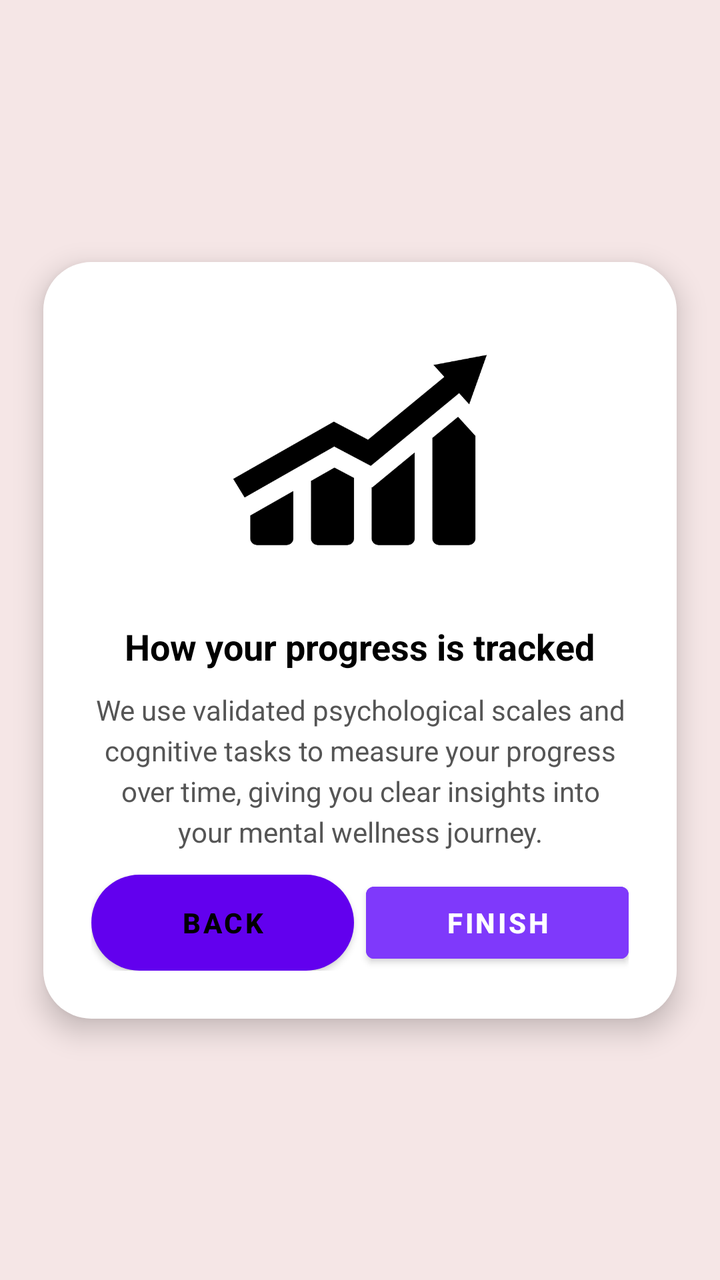
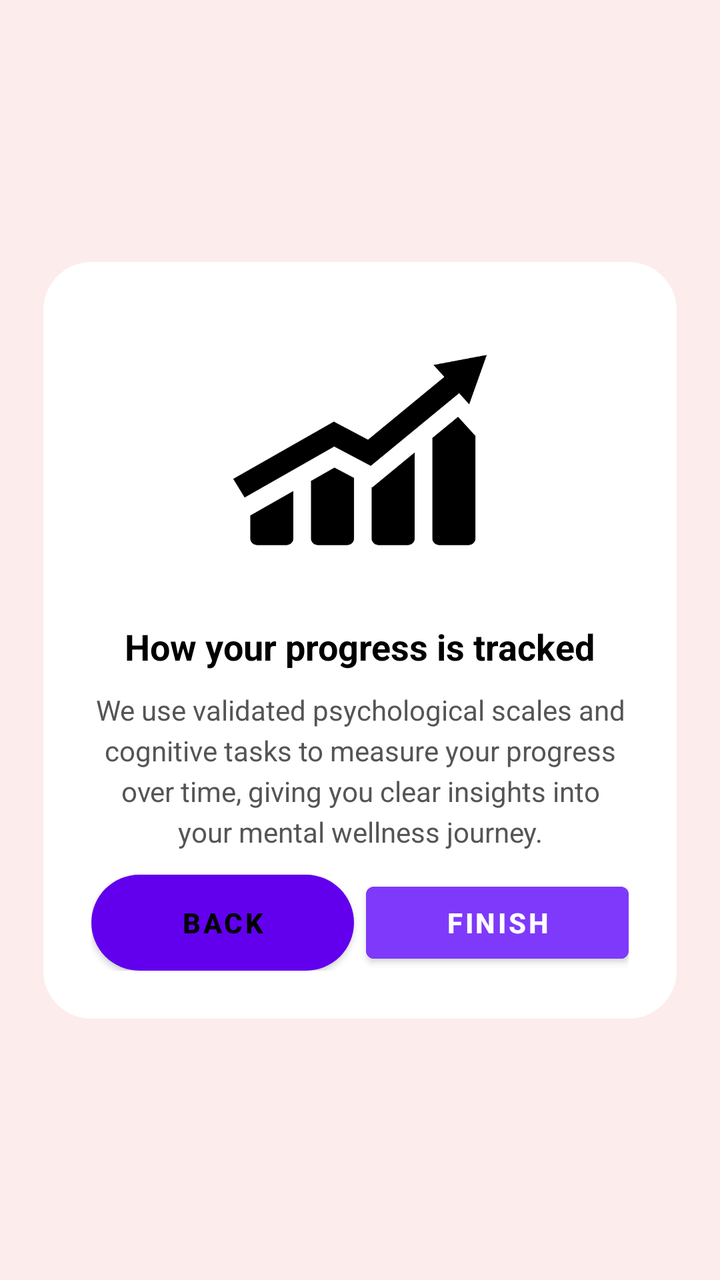

The first picture is an Android layout as it rendered before a commit; the second is the same layout after the commit. The layout source and the unified diff follow.
<!-- AndroidManifest.xml: application theme Theme.CogniSync -->
<!-- res/layout/fragment_intro3.xml -->
<?xml version="1.0" encoding="utf-8"?>
<androidx.constraintlayout.widget.ConstraintLayout
    xmlns:android="http://schemas.android.com/apk/res/android"
    xmlns:app="http://schemas.android.com/apk/res-auto"
    android:layout_width="match_parent"
    android:layout_height="match_parent"
    android:background="#F5E6E6">

    
    <LinearLayout
        android:id="@+id/cardContainer"
        android:layout_width="0dp"
        android:layout_height="wrap_content"
        android:elevation="8dp"
        android:padding="24dp"
        android:orientation="vertical"
        android:gravity="center"
        android:background="@drawable/intro_card_bg"
        app:layout_constraintWidth_percent="0.88"
        app:layout_constraintTop_toTopOf="parent"
        app:layout_constraintBottom_toBottomOf="parent"
        app:layout_constraintStart_toStartOf="parent"
        app:layout_constraintEnd_toEndOf="parent">

        
        <ImageView
            android:id="@+id/progressIcon"
            android:layout_width="140dp"
            android:layout_height="140dp"
            android:layout_marginBottom="8dp"
            android:src="@drawable/ic_progress_chart"
            android:scaleType="fitCenter"
            android:contentDescription="Progress Chart" />

        
        <TextView
            android:id="@+id/titleText"
            android:layout_width="wrap_content"
            android:layout_height="wrap_content"
            android:text="How your progress is tracked"
            android:textStyle="bold"
            android:textSize="18sp"
            android:textColor="#000"
            android:gravity="center"
            android:layout_marginTop="8dp"/>

        
        <TextView
            android:id="@+id/descriptionText"
            android:layout_width="match_parent"
            android:layout_height="wrap_content"
            android:text="We use validated psychological scales and cognitive tasks to measure your progress over time, giving you clear insights into your mental wellness journey."
            android:textSize="14sp"
            android:lineSpacingExtra="4dp"
            android:textColor="#555"
            android:gravity="center"
            android:layout_marginTop="10dp"/>

        
        <View
            android:layout_width="match_parent"
            android:layout_height="12dp"/>

        
        <LinearLayout
            android:layout_width="match_parent"
            android:layout_height="wrap_content"
            android:orientation="horizontal"
            android:gravity="center">

            <Button
                android:id="@+id/btnBack"
                android:layout_width="0dp"
                android:layout_height="48dp"
                android:layout_weight="1"
                android:text="Back"
                android:textStyle="bold"
                android:textColor="#000"
                android:background="@drawable/btn_bg"
                android:layout_marginEnd="6dp"/>

            <Button
                android:id="@+id/btnFinish"
                android:layout_width="0dp"
                android:layout_height="48dp"
                android:layout_weight="1"
                android:text="Finish"
                android:textStyle="bold"
                android:textColor="#FFF"
                android:backgroundTint="#7F39FB"/>

        </LinearLayout>

    </LinearLayout>

</androidx.constraintlayout.widget.ConstraintLayout>
<!-- resources referenced by this layout -->
<resources>
  <!-- drawable btn_bg (drawable) -->
  <shape xmlns:android="http://schemas.android.com/apk/res/android"
      android:shape="rectangle">
      <solid android:color="#B9BDBF"/>
      <corners android:radius="35dp"/>
  </shape>
  <!-- drawable ic_progress_chart: png bitmap (drawable, 29588 bytes) -->
  <!-- drawable intro_card_bg (drawable) -->
  <shape xmlns:android="http://schemas.android.com/apk/res/android"
      android:shape="rectangle">
      <solid android:color="#FFFFFF"/>
      <corners android:radius="24dp" />
      <padding
          android:left="12dp"
          android:top="12dp"
          android:right="12dp"
          android:bottom="12dp"/>
  </shape>
  <style name="Theme.CogniSync" parent="Theme.MaterialComponents.DayNight.NoActionBar">
  
  
  
          
          <item name="android:statusBarColor">@android:color/white</item>
          <item name="android:windowLightStatusBar">true</item>
  
      </style>
</resources>

<!-- the commit's change to res/layout/fragment_intro3.xml (unified diff, before → after) -->
@@ -4,93 +4,95 @@
     xmlns:app="http://schemas.android.com/apk/res-auto"
     android:layout_width="match_parent"
     android:layout_height="match_parent"
-    android:background="#F5E6E6">
+    android:background="#FDECEC">
 
     
     <LinearLayout
         android:id="@+id/cardContainer"
         android:layout_width="0dp"
         android:layout_height="wrap_content"
-        android:elevation="8dp"
         android:padding="24dp"
         android:orientation="vertical"
         android:gravity="center"
         android:background="@drawable/intro_card_bg"
-        app:layout_constraintWidth_percent="0.88"
-        app:layout_constraintTop_toTopOf="parent"
-        app:layout_constraintBottom_toBottomOf="parent"
-        app:layout_constraintStart_toStartOf="parent"
-        app:layout_constraintEnd_toEndOf="parent">
 
-        
-        <ImageView
-            android:id="@+id/progressIcon"
-            android:layout_width="140dp"
-            android:layout_height="140dp"
-            android:layout_marginBottom="8dp"
-            android:src="@drawable/ic_progress_chart"
-            android:scaleType="fitCenter"
-            android:contentDescription="Progress Chart" />
+    android:layout_marginVertical="16dp"
 
-        
-        <TextView
-            android:id="@+id/titleText"
-            android:layout_width="wrap_content"
-            android:layout_height="wrap_content"
-            android:text="How your progress is tracked"
+    app:layout_constraintWidth_percent="0.88"
+    app:layout_constraintTop_toTopOf="parent"
+    app:layout_constraintBottom_toBottomOf="parent"
+    app:layout_constraintStart_toStartOf="parent"
+    app:layout_constraintEnd_toEndOf="parent">
+
+    
+    <ImageView
+        android:id="@+id/progressIcon"
+        android:layout_width="140dp"
+        android:layout_height="140dp"
+        android:layout_marginBottom="8dp"
+        android:src="@drawable/ic_progress_chart"
+        android:scaleType="fitCenter"
+        android:contentDescription="Progress Chart" />
+
+    
+    <TextView
+        android:id="@+id/titleText"
+        android:layout_width="wrap_content"
+        android:layout_height="wrap_content"
+        android:text="How your progress is tracked"
+        android:textStyle="bold"
+        android:textSize="18sp"
+        android:textColor="#000"
+        android:gravity="center"
+        android:layout_marginTop="8dp"/>
+
+    
+    <TextView
+        android:id="@+id/descriptionText"
+        android:layout_width="match_parent"
+        android:layout_height="wrap_content"
+        android:text="We use validated psychological scales and cognitive tasks to measure your progress over time, giving you clear insights into your mental wellness journey."
+        android:textSize="14sp"
+        android:lineSpacingExtra="4dp"
+        android:textColor="#555"
+        android:gravity="center"
+        android:layout_marginTop="10dp"/>
+
+    
+    <View
+        android:layout_width="match_parent"
+        android:layout_height="12dp"/>
+
+    
+    <LinearLayout
+        android:layout_width="match_parent"
+        android:layout_height="wrap_content"
+        android:orientation="horizontal"
+        android:gravity="center">
+
+        <Button
+            android:id="@+id/btnBack"
+            android:layout_width="0dp"
+            android:layout_height="48dp"
+            android:layout_weight="1"
+            android:text="Back"
             android:textStyle="bold"
-            android:textSize="18sp"
             android:textColor="#000"
-            android:gravity="center"
-            android:layout_marginTop="8dp"/>
+            android:background="@drawable/btn_bg"
+            android:layout_marginEnd="6dp"/>
 
-        
-        <TextView
-            android:id="@+id/descriptionText"
-            android:layout_width="match_parent"
-            android:layout_height="wrap_content"
-            android:text="We use validated psychological scales and cognitive tasks to measure your progress over time, giving you clear insights into your mental wellness journey."
-            android:textSize="14sp"
-            android:lineSpacingExtra="4dp"
-            android:textColor="#555"
-            android:gravity="center"
-            android:layout_marginTop="10dp"/>
-
-        
-        <View
-            android:layout_width="match_parent"
-            android:layout_height="12dp"/>
-
-        
-        <LinearLayout
-            android:layout_width="match_parent"
-            android:layout_height="wrap_content"
-            android:orientation="horizontal"
-            android:gravity="center">
-
-            <Button
-                android:id="@+id/btnBack"
-                android:layout_width="0dp"
-                android:layout_height="48dp"
-                android:layout_weight="1"
-                android:text="Back"
-                android:textStyle="bold"
-                android:textColor="#000"
-                android:background="@drawable/btn_bg"
-                android:layout_marginEnd="6dp"/>
-
-            <Button
-                android:id="@+id/btnFinish"
-                android:layout_width="0dp"
-                android:layout_height="48dp"
-                android:layout_weight="1"
-                android:text="Finish"
-                android:textStyle="bold"
-                android:textColor="#FFF"
-                android:backgroundTint="#7F39FB"/>
-
-        </LinearLayout>
+        <Button
+            android:id="@+id/btnFinish"
+            android:layout_width="0dp"
+            android:layout_height="48dp"
+            android:layout_weight="1"
+            android:text="Finish"
+            android:textStyle="bold"
+            android:textColor="#FFF"
+            android:backgroundTint="#7F39FB"/>
 
     </LinearLayout>
 
-</androidx.constraintlayout.widget.ConstraintLayout>
+</LinearLayout>
+
+    </androidx.constraintlayout.widget.ConstraintLayout>
<!-- resource entries referenced after the edit -->
@@ -8,15 +8,9 @@
   </shape>
   <!-- drawable ic_progress_chart: png bitmap (drawable, 29588 bytes) -->
   <!-- drawable intro_card_bg (drawable) -->
-  <shape xmlns:android="http://schemas.android.com/apk/res/android"
-      android:shape="rectangle">
+  <shape xmlns:android="http://schemas.android.com/apk/res/android">
       <solid android:color="#FFFFFF"/>
-      <corners android:radius="24dp" />
-      <padding
-          android:left="12dp"
-          android:top="12dp"
-          android:right="12dp"
-          android:bottom="12dp"/>
+      <corners android:radius="24dp"/>
   </shape>
   <style name="Theme.CogniSync" parent="Theme.MaterialComponents.DayNight.NoActionBar">
   
